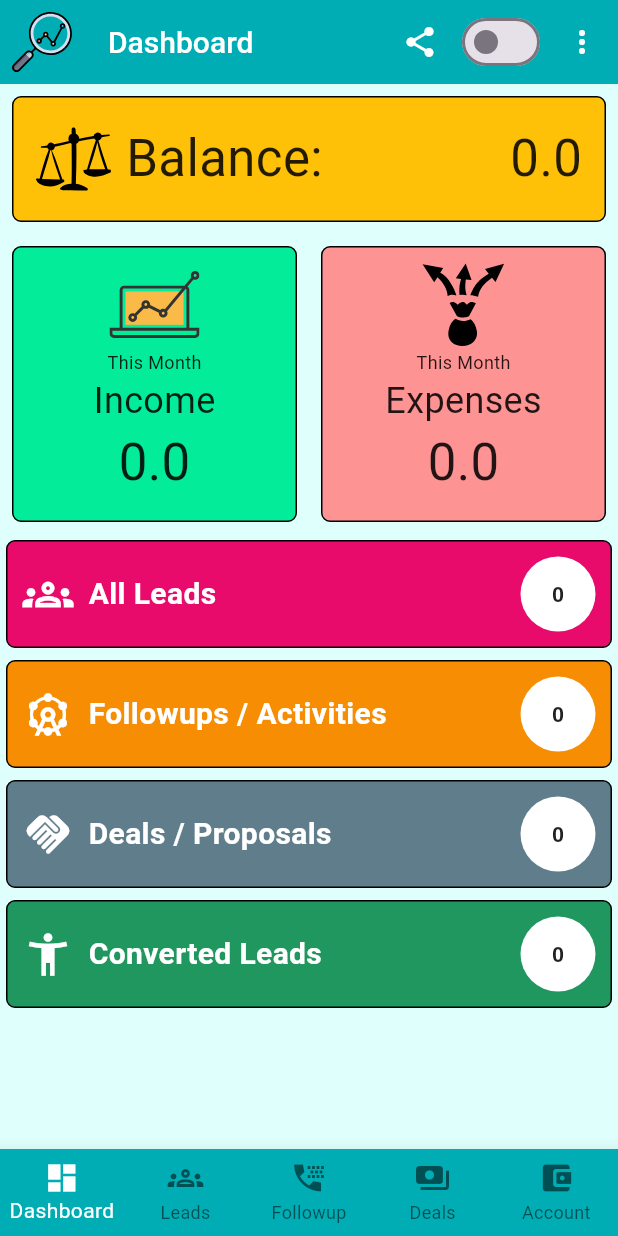
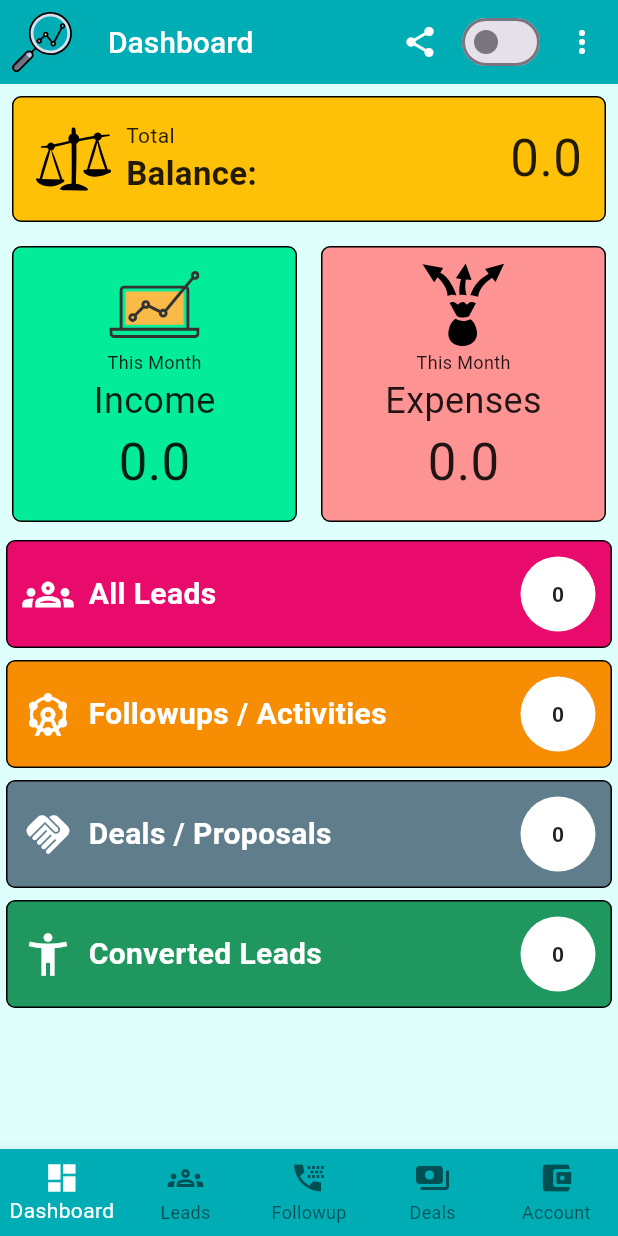
Before and after one commit to imshibaji/leadbook-mobile-app, a Flutter app: the screen it shows after launch, on a phone screen of 412 x 824 dp. Run offline on Flutter 3.47's test engine with Material 2 defaults, Android fonts, the light colour scheme and no system bars; our stand-ins replace animated_text_kit, awesome_notifications, dio, firebase_analytics, firebase_core, firebase_messaging and 9 more; missing offline and left inert: cron, json_theme, tutorial_coach_mark; accounts and stored records are empty; statements that could not run were skipped.

Commit message:
UI Imporvement

```diff
--- a/lib/features/lead_mod/utils/dashboard_utilities.dart
+++ b/lib/features/lead_mod/utils/dashboard_utilities.dart
@@ -4,6 +4,7 @@ import 'package:flutter_svg/flutter_svg.dart';
 SizedBox balanceCard({
   String assetsImageName = 'balance.svg',
   Color color = Colors.amber,
+  String? subtitle,
   String title = 'Balance',
   String amount = '1,000.00',
   Function? onTap,
@@ -33,12 +34,29 @@ SizedBox balanceCard({
               const SizedBox(
                 width: 10,
               ),
-              Text(
-                title,
-                style: const TextStyle(
-                  fontSize: 34,
-                  color: Colors.black87,
-                ),
+              Column(
+                crossAxisAlignment: CrossAxisAlignment.start,
+                children: [
+                  (subtitle != null)
+                      ? Text(
+                          subtitle,
+                          style: const TextStyle(
+                            fontSize: 14,
+                            color: Colors.black87,
+                          ),
+                        )
+                      : const SizedBox(),
+                  Text(
+                    title,
+                    style: TextStyle(
+                      fontSize: (subtitle == null) ? 34 : 22,
+                      color: Colors.black87,
+                      fontWeight: (subtitle != null)
+                          ? FontWeight.bold
+                          : FontWeight.w400,
+                    ),
+                  ),
+                ],
               ),
               const Spacer(),
               Text(
--- a/lib/features/lead_mod/views/mobile/dashboard.dart
+++ b/lib/features/lead_mod/views/mobile/dashboard.dart
@@ -67,6 +67,7 @@ class _DashboardForMobileState extends State<DashboardForMobile> {
               children: [
                 balanceCard(
                   title: 'Balance:',
+                  subtitle: 'Total',
                   amount: getBalance(pays).toK(),
                   onTap: () {
                     Nav.goTo("/reports");
@@ -171,6 +172,7 @@ class _DashboardForMobileState extends State<DashboardForMobile> {
         actions: [
           ElevatedButton(
             onPressed: () {
+              if (business != null) {
                 var data = business!.name! +
                     ', Address: ' +
                     business!.address! +
@@ -192,11 +194,13 @@ class _DashboardForMobileState extends State<DashboardForMobile> {
                     (business!.website ?? 'No Website') +
                     ' - Shared By LeadBook';
                 Share.share(data);
+              }
             },
             child: const Text('Business'),
           ),
           ElevatedButton(
             onPressed: () {
+              if (profile != null) {
                 var data = profile!.name! +
                     ', Mobile: ' +
                     (profile!.mobile ?? 'No Number') +
@@ -206,11 +210,13 @@ class _DashboardForMobileState extends State<DashboardForMobile> {
                     (profile!.website ?? 'No Website') +
                     ' - Shared By LeadBook';
                 Share.share(data);
+              }
             },
             child: const Text('Personal'),
           ),
           ElevatedButton(
             onPressed: () {
+              if (profile != null) {
                 var data = 'A/C Holder: ' +
                     (profile!.bankAccountHolder ?? profile!.name!) +
                     ', A/C Number: ' +
@@ -221,6 +227,7 @@ class _DashboardForMobileState extends State<DashboardForMobile> {
                     (profile!.upiCode ?? 'No UPI Code') +
                     ' - Shared By LeadBook';
                 Share.share(data);
+              }
             },
             child: const Text('Payment'),
           ),
--- a/lib/features/lead_mod/views/mobile/reports.dart
+++ b/lib/features/lead_mod/views/mobile/reports.dart
@@ -44,8 +44,10 @@ class _ReportsForMobileState extends State<ReportsForMobile> {
           end: currentDate,
           start: previousDate,
         ));
-    currentDate = picked!.end;
-    previousDate = picked.start;
+    if (picked != null) {
+      currentDate = picked.end;
+      previousDate = picked.start;
+    }
     setState(() {});
   }
 
--- a/pubspec.yaml
+++ b/pubspec.yaml
@@ -19,7 +19,7 @@ publish_to: 'none' # Remove this line if you wish to publish to pub.dev
 # In iOS, build-name is used as CFBundleShortVersionString while build-number used as CFBundleVersion.
 # Read more about iOS versioning at
 # https://developer.apple.com/library/archive/documentation/General/Reference/InfoPlistKeyReference/Articles/CoreFoundationKeys.html
-version: 1.6.6+35
+version: 1.6.7+36
 
 environment:
   sdk: ">=2.16.0 <3.0.0"
```
Lines whose indentation alone changed are shown as unchanged.
